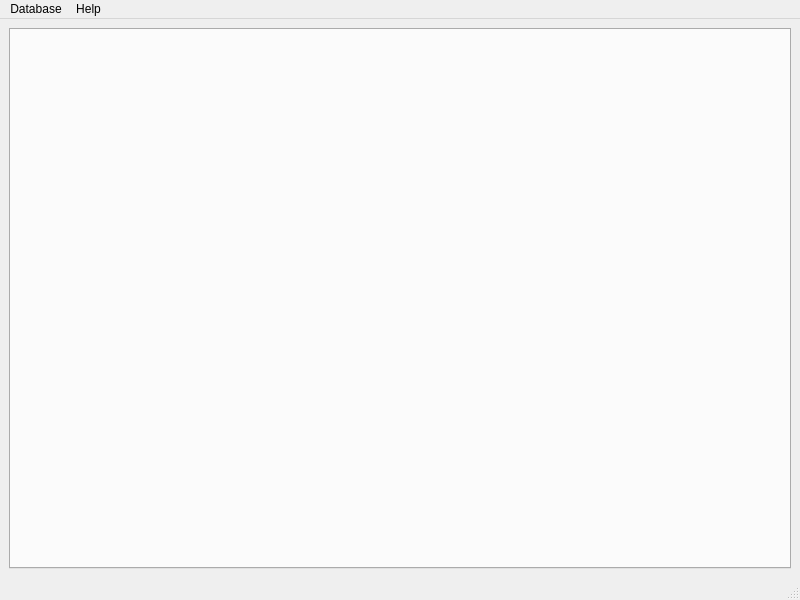
The window that src/gui/MainWindow.ui (danilovsergei/keepassx-gdrive) describes before a commit, drawn with Qt 5.
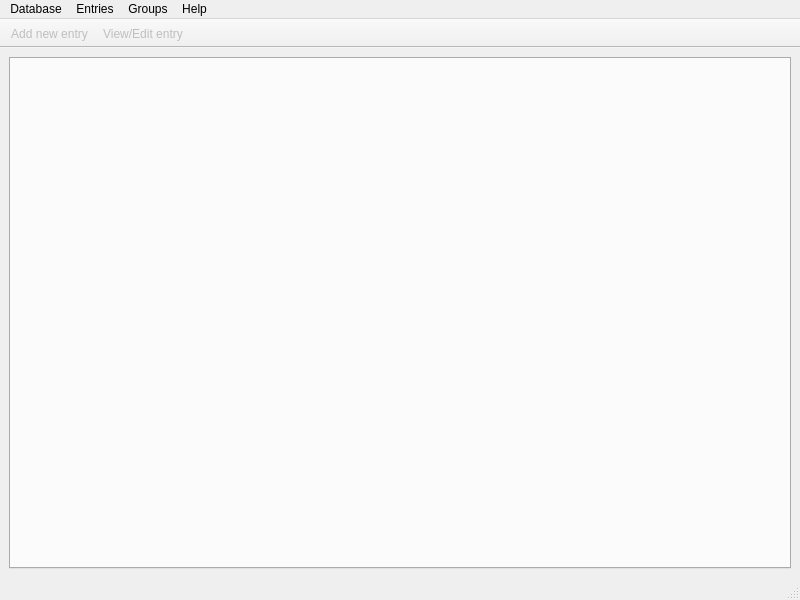
The same window after the commit.

Commit message: Add a bunch of entry and group actions.

Diff of the .ui file:
```diff
--- a/src/gui/MainWindow.ui
+++ b/src/gui/MainWindow.ui
@@ -36,7 +36,7 @@
      <x>0</x>
      <y>0</y>
      <width>800</width>
-     <height>21</height>
+     <height>20</height>
     </rect>
    </property>
    <widget class="QMenu" name="menuFile">
@@ -56,10 +56,44 @@
     </property>
     <addaction name="actionAbout"/>
    </widget>
+   <widget class="QMenu" name="menuEntries">
+    <property name="title">
+     <string>Entries</string>
+    </property>
+    <addaction name="actionEntryNew"/>
+    <addaction name="actionEntryEdit"/>
+    <addaction name="actionEntryDelete"/>
+   </widget>
+   <widget class="QMenu" name="menuGroups">
+    <property name="title">
+     <string>Groups</string>
+    </property>
+    <addaction name="actionGroupNew"/>
+    <addaction name="actionGroupEdit"/>
+    <addaction name="actiocGroupDelete"/>
+   </widget>
    <addaction name="menuFile"/>
+   <addaction name="menuEntries"/>
+   <addaction name="menuGroups"/>
    <addaction name="menuHelp"/>
   </widget>
   <widget class="QStatusBar" name="statusbar"/>
+  <widget class="QToolBar" name="toolBar">
+   <property name="windowTitle">
+    <string>toolBar</string>
+   </property>
+   <property name="movable">
+    <bool>false</bool>
+   </property>
+   <attribute name="toolBarArea">
+    <enum>TopToolBarArea</enum>
+   </attribute>
+   <attribute name="toolBarBreak">
+    <bool>false</bool>
+   </attribute>
+   <addaction name="actionEntryNew"/>
+   <addaction name="actionEntryEdit"/>
+  </widget>
   <action name="actionQuit">
    <property name="text">
     <string>Quit</string>
@@ -96,6 +130,54 @@
     <string>New database</string>
    </property>
   </action>
+  <action name="actionEntryNew">
+   <property name="enabled">
+    <bool>false</bool>
+   </property>
+   <property name="text">
+    <string>Add new entry</string>
+   </property>
+  </action>
+  <action name="actionEntryEdit">
+   <property name="enabled">
+    <bool>false</bool>
+   </property>
+   <property name="text">
+    <string>View/Edit entry</string>
+   </property>
+  </action>
+  <action name="actionEntryDelete">
+   <property name="enabled">
+    <bool>false</bool>
+   </property>
+   <property name="text">
+    <string>Delete entry</string>
+   </property>
+  </action>
+  <action name="actionGroupNew">
+   <property name="enabled">
+    <bool>false</bool>
+   </property>
+   <property name="text">
+    <string>Add new group</string>
+   </property>
+  </action>
+  <action name="actionGroupEdit">
+   <property name="enabled">
+    <bool>false</bool>
+   </property>
+   <property name="text">
+    <string>Edit group</string>
+   </property>
+  </action>
+  <action name="actiocGroupDelete">
+   <property name="enabled">
+    <bool>false</bool>
+   </property>
+   <property name="text">
+    <string>Delete group</string>
+   </property>
+  </action>
  </widget>
  <resources/>
  <connections/>
```
The commit also changes 1 other file.
